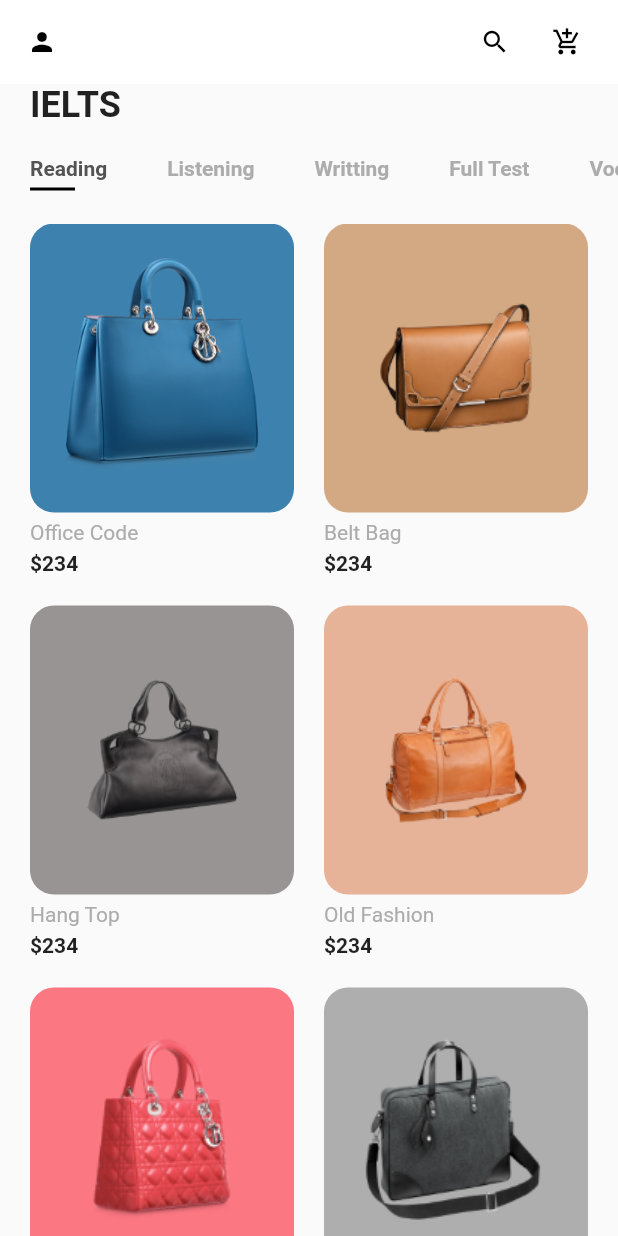
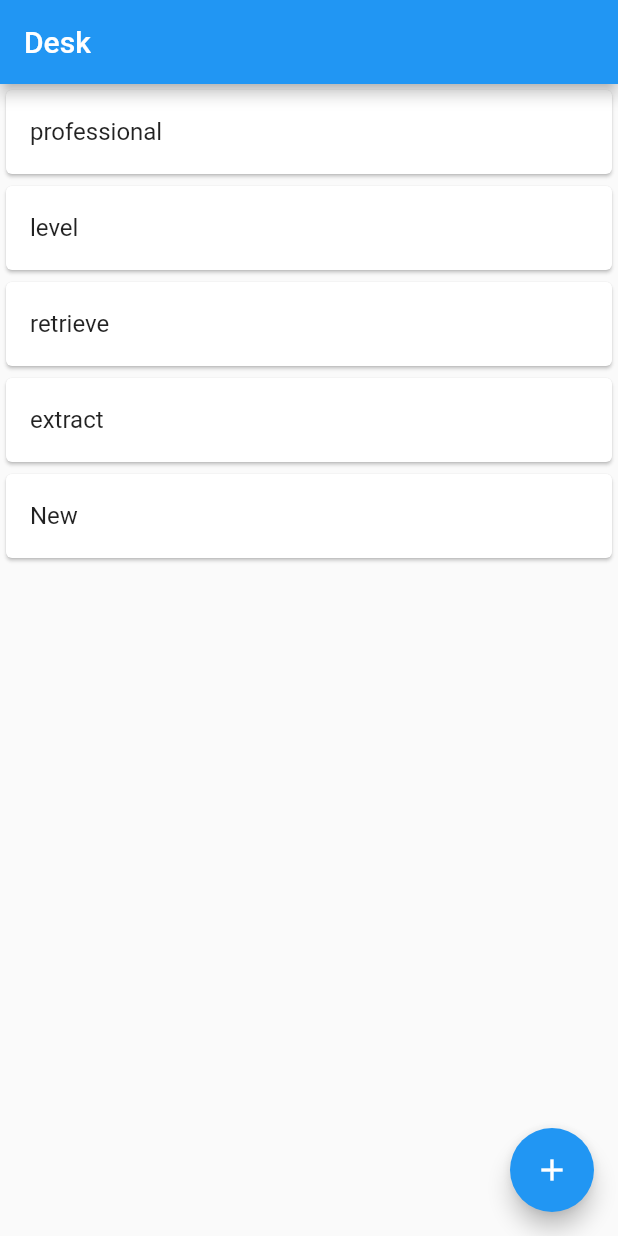
Before and after one commit to entest-hai/flutter_ielts, a Flutter app: the screen it shows after launch, on a phone screen of 412 x 824 dp. Run offline on Flutter 3.47's test engine with Material 2 defaults, Android fonts, the phone set to English and light mode, and no system bars; our stand-ins replace carousel_slider, flutter_bloc.

Commit message:
desk card with bloc

```diff
--- /dev/null
+++ b/lib/Vocabulary.dart
@@ -0,0 +1,199 @@
+import 'package:flutter/material.dart';
+import 'package:flutter_bloc/flutter_bloc.dart';
+
+class VocabularyApp extends StatelessWidget {
+  @override
+  Widget build(BuildContext context){
+    return MaterialApp(
+      debugShowCheckedModeBanner: false,
+      title: 'Flutter Demo',
+      theme: ThemeData(
+        primarySwatch: Colors.blue,
+        visualDensity: VisualDensity.adaptivePlatformDensity,
+      ),
+      home: BlocProvider<WordCardsBloc>(
+        create: (context) => WordCardsBloc()..add(AddCardEvent()),
+        child: VocalbularyNavigator(),),
+    );
+  }
+}
+
+class VocalbularyNavigator extends StatelessWidget {
+  @override
+  Widget build(BuildContext context) {
+    return BlocBuilder<WordCardsBloc, WordCardsState>(
+      builder: (context, cards) {
+        return Navigator(
+          pages: [
+            MaterialPage(child: VocabularyView())
+          ],
+          onPopPage: (route, result) {
+
+          },
+        );
+      },
+    );
+  }
+}
+
+class VocabularyView extends StatefulWidget {
+  @override
+  State<StatefulWidget> createState() => _VocabularyView();
+}
+
+class _VocabularyView extends State<VocabularyView> {
+  @override
+  Widget build(BuildContext context){
+    return Scaffold(
+      appBar: AppBar(title: Text("Desk"),),
+      body: BlocBuilder<WordCardsBloc, WordCardsState>(
+        builder: (context, state) {
+          if (state is LoadingWordCardsState) {
+            return Center(child: CircularProgressIndicator());
+          } else if (state is LoadedWordCardsState) {
+            return ListView.builder(
+              itemCount: state.cards.length,
+              itemBuilder: (context, index) {
+                return Card(
+                  child: ListTile(title: Text(state.cards[index].word),),
+                );
+              }
+              );
+          } else {
+            return Center(
+              child: Text("Error occured"),
+            );
+          }
+        },
+      ),
+      floatingActionButton: FloatingActionButton(
+        child: Icon(Icons.add),
+        onPressed: () => {
+          Navigator.push(
+            context,
+            MaterialPageRoute(builder: (context) => WordCardView())
+            ),
+        },
+      ),
+    );
+  }
+}
+
+class WordCardView extends StatefulWidget {
+  @override
+  State<StatefulWidget> createState() => _WordCardState();
+}
+
+class _WordCardState extends State<WordCardView> {
+  @override
+  Widget build(BuildContext context){
+    return BlocBuilder<WordCardsBloc, WordCardsState>(
+      builder: (context, cards) {
+        return Scaffold(
+      appBar: AppBar(
+        title: Text("Detail"),
+        actions: [
+          IconButton(
+            icon: Icon(Icons.save),
+            onPressed: () {
+              BlocProvider.of<WordCardsBloc>(context).add(AddCardEvent());
+            }
+            )
+        ],
+        ),
+      body: Column(
+        children: [
+          Container(
+            child: TextField(
+              decoration: InputDecoration(
+                hintText: "New Word",
+                border: OutlineInputBorder(borderRadius: BorderRadius.all(Radius.circular(12)))
+              ),
+            ),
+          ),
+          Container(
+            child: TextField(
+              decoration: InputDecoration(
+                hintText: "Description",
+                border: OutlineInputBorder(borderRadius: BorderRadius.all(Radius.circular(12)))
+              ),
+
+            ),
+          )
+        ],
+      ),
+    );
+      },
+    );
+  }
+}
+
+class WordCard {
+  final String word;
+  final String description;
+  WordCard({this.word, this.description});
+}
+
+class DataService {
+  List<WordCard> cards = [
+    WordCard(word: "professional", description: "something requires take a long time"),
+    WordCard(word: "level", description: "indicate strength of something"),
+    WordCard(word: "retrieve", description: "get something from something"),
+    WordCard(word: "extract", description: "get or refine thing from something")
+  ];
+
+  List<WordCard> getWordCards() {
+    return cards;
+  }
+}
+
+abstract class WordCardsEvent {}
+
+abstract class WordCardsState {}
+
+
+class LoadWordCardsEvent extends WordCardsEvent {}
+
+class LoadingWordCardsState extends WordCardsState {}
+
+class AddCardEvent extends WordCardsEvent {}
+
+class AddCardState extends WordCardsState {
+  List<WordCard> cards;
+  AddCardState({this.cards});
+}
+
+class LoadedWordCardsState extends WordCardsState {
+  List<WordCard> cards;
+  LoadedWordCardsState({this.cards});
+}
+
+class FailedToLoadWordCardsState extends WordCardsState {
+  Error error;
+  FailedToLoadWordCardsState({this.error});
+}
+
+class WordCardsBloc extends Bloc<WordCardsEvent, WordCardsState> {
+  final _dataService = DataService();
+  WordCardsBloc() : super(LoadingWordCardsState());
+
+  @override
+  Stream<WordCardsState> mapEventToState(WordCardsEvent event) async* {
+    if (event is AddCardEvent){
+      var cards = _dataService.getWordCards();
+      cards.add(WordCard(word: "New", description: "something"));
+      yield LoadedWordCardsState(cards: cards);
+    }
+
+    if (event is LoadWordCardsEvent) {
+      yield LoadingWordCardsState();
+      try {
+        final cards = _dataService.getWordCards();
+        yield LoadedWordCardsState(cards: cards);
+      } catch (e) {
+        yield FailedToLoadWordCardsState(error: e);
+      }
+    }
+  }
+
+}
--- a/lib/main.dart
+++ b/lib/main.dart
@@ -1,13 +1,13 @@
 import 'dart:ui';
-import 'package:flutter/gestures.dart';
 import 'package:flutter/material.dart';
 import 'package:flutter_ielts/constants.dart';
 import 'package:carousel_slider/carousel_slider.dart';
 import 'dart:math' as math;
 import 'Product.dart';
+import 'Vocabulary.dart';
 
 void main() {
-  runApp(MyApp());
+  runApp(VocabularyApp());
 }
 
 class MyApp extends StatelessWidget {
--- a/pubspec.yaml
+++ b/pubspec.yaml
@@ -29,6 +29,7 @@ dependencies:
   # Use with the CupertinoIcons class for iOS style icons.
   cupertino_icons: ^1.0.2
   carousel_slider: ^3.0.0
+  flutter_bloc: ^6.0.0
 
 dev_dependencies:
   flutter_test:
```
Also changed, not shown: pubspec.lock.
